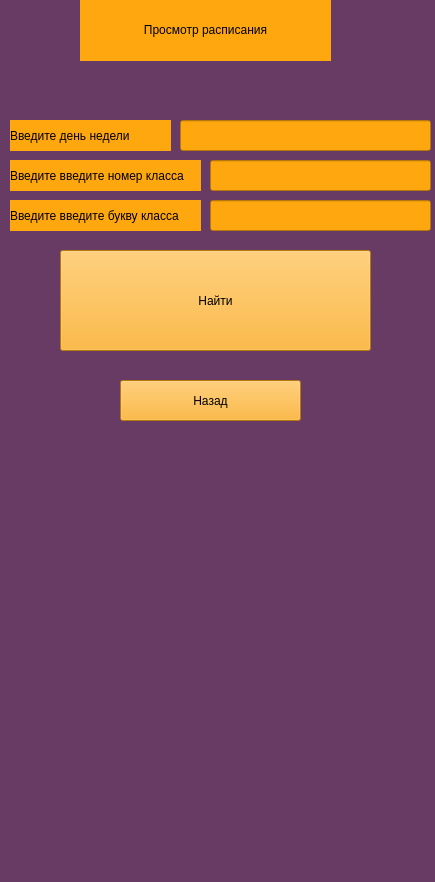
Above: data/view_lessons.ui from geoiva05/clever_placing before the change. Below: the same form after it.
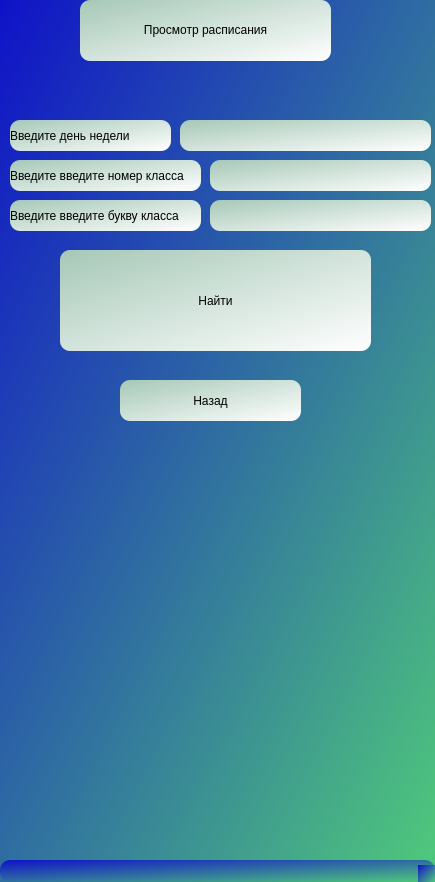
That is the form after the change.

Diff of the .ui file:
```diff
--- a/data/view_lessons.ui
+++ b/data/view_lessons.ui
@@ -14,7 +14,8 @@
    <string>MainWindow</string>
   </property>
   <property name="styleSheet">
-   <string notr="true">background-color: rgb(103, 59, 99);</string>
+   <string notr="true">background-color: qlineargradient(spread:pad, x1:0, y1:0, x2:1, y2:1, stop:0 rgba(15, 18, 200, 255), stop:1 rgba(79, 200, 123, 255));
+border-radius: 10px;</string>
   </property>
   <widget class="QWidget" name="centralwidget">
    <widget class="QLabel" name="label_4">
@@ -33,7 +34,7 @@
      <string>&lt;html&gt;&lt;head/&gt;&lt;body&gt;&lt;p align=&quot;center&quot;&gt;Редактирование ученика&lt;/p&gt;&lt;/body&gt;&lt;/html&gt;</string>
     </property>
     <property name="styleSheet">
-     <string notr="true">background-color: rgb(255, 167, 15);</string>
+     <string notr="true">background-color: qlineargradient(spread:pad, x1:0, y1:0, x2:1, y2:1, stop:0 rgba(166, 200, 183, 255), stop:1 rgba(255, 255, 255, 255));</string>
     </property>
     <property name="text">
      <string>&lt;html&gt;&lt;head/&gt;&lt;body&gt;&lt;p align=&quot;center&quot;&gt;Просмотр расписания&lt;/p&gt;&lt;/body&gt;&lt;/html&gt;</string>
@@ -65,7 +66,7 @@
      </rect>
     </property>
     <property name="styleSheet">
-     <string notr="true">background-color: rgb(255, 167, 15);</string>
+     <string notr="true">background-color: qlineargradient(spread:pad, x1:0, y1:0, x2:1, y2:1, stop:0 rgba(166, 200, 183, 255), stop:1 rgba(255, 255, 255, 255));</string>
     </property>
     <property name="text">
      <string>Найти</string>
@@ -81,7 +82,7 @@
      </rect>
     </property>
     <property name="styleSheet">
-     <string notr="true">background-color: rgb(255, 167, 15);</string>
+     <string notr="true">background-color: qlineargradient(spread:pad, x1:0, y1:0, x2:1, y2:1, stop:0 rgba(166, 200, 183, 255), stop:1 rgba(255, 255, 255, 255));</string>
     </property>
     <property name="text">
      <string>Назад</string>
@@ -97,7 +98,7 @@
      </rect>
     </property>
     <property name="styleSheet">
-     <string notr="true">background-color: rgb(255, 167, 15);</string>
+     <string notr="true">background-color: qlineargradient(spread:pad, x1:0, y1:0, x2:1, y2:1, stop:0 rgba(166, 200, 183, 255), stop:1 rgba(255, 255, 255, 255));</string>
     </property>
     <property name="text">
      <string>Введите день недели</string>
@@ -113,7 +114,7 @@
      </rect>
     </property>
     <property name="styleSheet">
-     <string notr="true">background-color: rgb(255, 167, 15);</string>
+     <string notr="true">background-color: qlineargradient(spread:pad, x1:0, y1:0, x2:1, y2:1, stop:0 rgba(166, 200, 183, 255), stop:1 rgba(255, 255, 255, 255));</string>
     </property>
    </widget>
    <widget class="QLabel" name="label_17">
@@ -126,7 +127,7 @@
      </rect>
     </property>
     <property name="styleSheet">
-     <string notr="true">background-color: rgb(255, 167, 15);</string>
+     <string notr="true">background-color: qlineargradient(spread:pad, x1:0, y1:0, x2:1, y2:1, stop:0 rgba(166, 200, 183, 255), stop:1 rgba(255, 255, 255, 255));</string>
     </property>
     <property name="text">
      <string>Введите введите букву класса</string>
@@ -142,7 +143,7 @@
      </rect>
     </property>
     <property name="styleSheet">
-     <string notr="true">background-color: rgb(255, 167, 15);</string>
+     <string notr="true">background-color: qlineargradient(spread:pad, x1:0, y1:0, x2:1, y2:1, stop:0 rgba(166, 200, 183, 255), stop:1 rgba(255, 255, 255, 255));</string>
     </property>
    </widget>
    <widget class="QLabel" name="label_18">
@@ -155,7 +156,7 @@
      </rect>
     </property>
     <property name="styleSheet">
-     <string notr="true">background-color: rgb(255, 167, 15);</string>
+     <string notr="true">background-color: qlineargradient(spread:pad, x1:0, y1:0, x2:1, y2:1, stop:0 rgba(166, 200, 183, 255), stop:1 rgba(255, 255, 255, 255));</string>
     </property>
     <property name="text">
      <string>Введите введите номер класса</string>
@@ -171,7 +172,7 @@
      </rect>
     </property>
     <property name="styleSheet">
-     <string notr="true">background-color: rgb(255, 167, 15);</string>
+     <string notr="true">background-color: qlineargradient(spread:pad, x1:0, y1:0, x2:1, y2:1, stop:0 rgba(166, 200, 183, 255), stop:1 rgba(255, 255, 255, 255));</string>
     </property>
    </widget>
   </widget>
```
Left out of the diff: 2 changed lines with no effect on the pictures.
